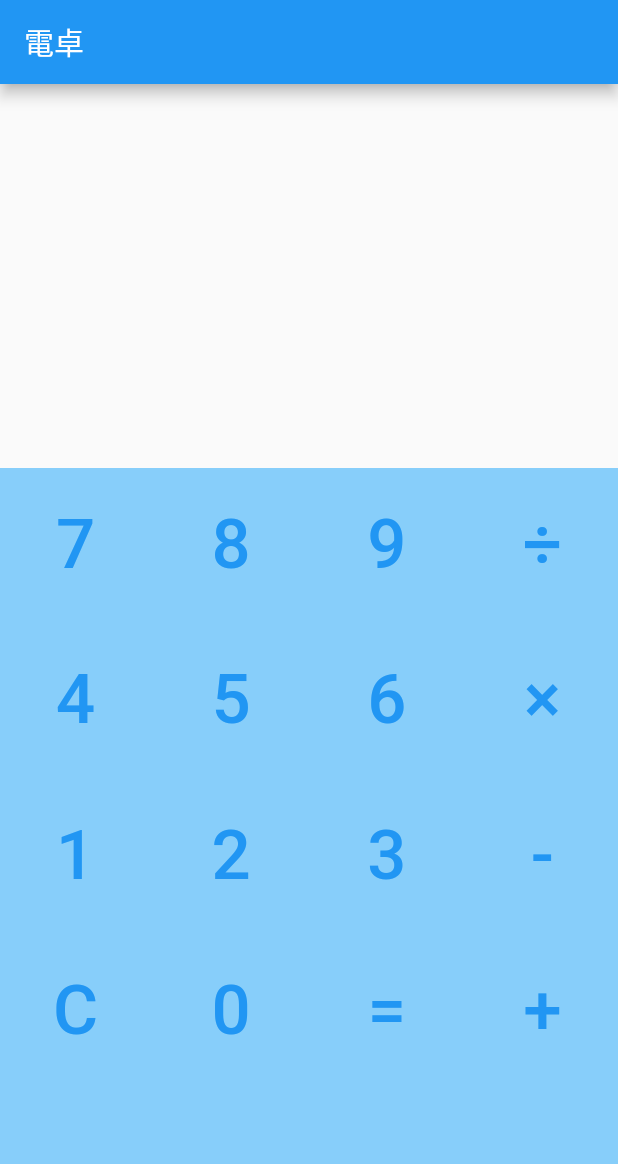
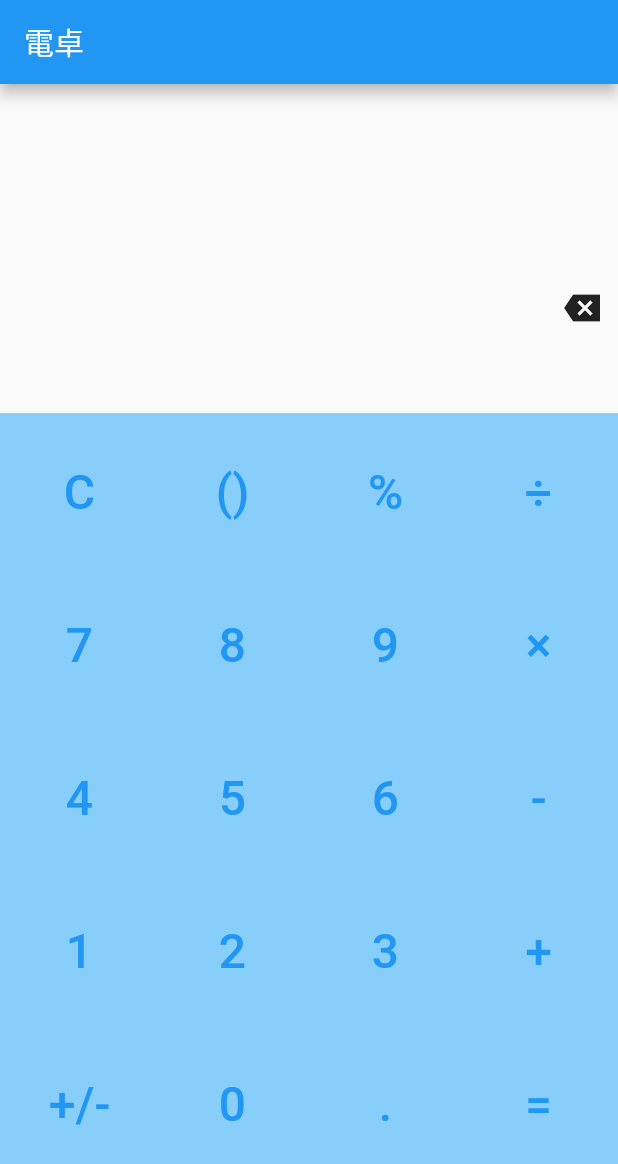
Before and after one commit to hiromu-saito/calculator_app, a Flutter app: the screen it shows after launch, on a phone screen of 412 x 824 dp. Shown: the top 1164 px of the screen. Run offline on Flutter 3.47's test engine with Material 2 defaults, Android fonts, the phone set to English and light mode, and no system bars.

Commit message:
add remove one letter button

```diff
--- a/lib/main.dart
+++ b/lib/main.dart
@@ -42,22 +42,44 @@ class _TextFiledState extends State<TextField> {
         _expression += letter;
       }
     });
+    void _RemoveOneletter() {
+      setState(() {
+        _expression = _expression.substring(0, _expression.length - 1);
+      });
+    }
   }
 
   @override
   Widget build(BuildContext context) {
     // any code
     return Expanded(
-      flex: 1,
+      flex: 2,
       child: Container(
-        child: Align(
-          alignment: Alignment.centerRight,
-          child: Text(
-            _expression,
-            style: TextStyle(fontSize: 64.0),
+          child: Column(
+        children: [
+          Align(
+            alignment: Alignment.centerRight,
+            child: Text(
+              _expression,
+              style: TextStyle(fontSize: 64.0),
+            ),
           ),
-        ),
-      ),
+          Container(
+            padding: EdgeInsets.only(top: 50),
+            child: Align(
+                alignment: Alignment.centerRight,
+                child: IconButton(
+                  icon: const Icon(Icons.backspace_sharp),
+                  onPressed: () {
+                    setState(() {
+                      _expression =
+                          _expression.substring(0, _expression.length - 1);
+                    });
+                  },
+                )),
+          )
+        ],
+      )),
     );
   }
 
@@ -75,31 +97,36 @@ class Keyboard extends StatelessWidget {
   @override
   Widget build(BuildContext context) {
     return Expanded(
-      flex: 2,
+      flex: 5,
       // child: Center(
       child: Container(
         color: Color(0xff87cefa),
         child: GridView.count(
+          padding: EdgeInsets.all(3),
           crossAxisCount: 4,
-          mainAxisSpacing: 3.0,
-          crossAxisSpacing: 3.0,
+          mainAxisSpacing: 2.0,
+          crossAxisSpacing: 2.0,
           children: [
+            'C',
+            '()',
+            '%',
+            '÷',
             '7',
             '8',
             '9',
-            '÷',
+            '×',
             '4',
             '5',
             '6',
-            '×',
+            '-',
             '1',
             '2',
             '3',
-            '-',
-            'C',
+            '+',
+            '+/-',
             '0',
+            '.',
             '=',
-            '+',
           ].map((key) {
             return GridTile(
               child: Button(
@@ -128,7 +155,7 @@ class Button extends StatelessWidget {
           child: Text(
             _key,
             style: TextStyle(
-              fontSize: 46.0,
+              fontSize: 32.0,
             ),
           ),
         ),
```
